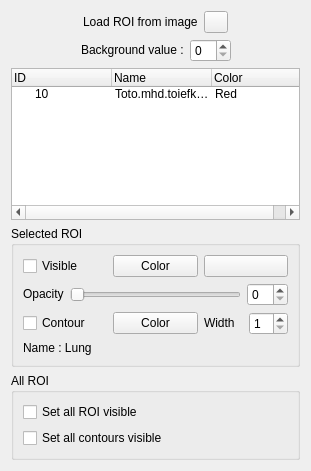
The window that vv/qt_ui/vvToolStructureSetManager.ui (open-vv/vv) describes before a commit, drawn with Qt 5.
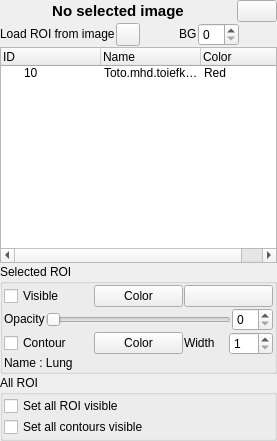
The same window after the commit. Icons and pictures are not drawn.

Commit message: ROI tool GUI

Diff of the .ui file:
```diff
--- a/vv/qt_ui/vvToolStructureSetManager.ui
+++ b/vv/qt_ui/vvToolStructureSetManager.ui
@@ -6,12 +6,12 @@
    <rect>
     <x>0</x>
     <y>0</y>
-    <width>311</width>
-    <height>471</height>
+    <width>277</width>
+    <height>441</height>
    </rect>
   </property>
   <property name="sizePolicy">
-   <sizepolicy hsizetype="MinimumExpanding" vsizetype="Preferred">
+   <sizepolicy hsizetype="Preferred" vsizetype="Preferred">
     <horstretch>0</horstretch>
     <verstretch>0</verstretch>
    </sizepolicy>
@@ -25,11 +25,48 @@
   <property name="windowTitle">
    <string>Form</string>
   </property>
-  <layout class="QVBoxLayout" name="verticalLayout_5">
-   <item>
     <layout class="QVBoxLayout" name="verticalLayout_3">
+   <property name="spacing">
+    <number>1</number>
+   </property>
+   <property name="margin">
+    <number>0</number>
+   </property>
      <item>
-      <layout class="QHBoxLayout" name="horizontalLayout_3">
+    <layout class="QHBoxLayout" name="horizontalLayout_2">
+     <item>
+      <spacer name="horizontalSpacer">
+       <property name="orientation">
+        <enum>Qt::Horizontal</enum>
+       </property>
+       <property name="sizeHint" stdset="0">
+        <size>
+         <width>40</width>
+         <height>20</height>
+        </size>
+       </property>
+      </spacer>
+     </item>
+     <item>
+      <widget class="QLabel" name="mLabelInputInfo">
+       <property name="font">
+        <font>
+         <pointsize>11</pointsize>
+         <weight>75</weight>
+         <bold>true</bold>
+        </font>
+       </property>
+       <property name="frameShape">
+        <enum>QFrame::NoFrame</enum>
+       </property>
+       <property name="text">
+        <string>No selected image</string>
+       </property>
+       <property name="alignment">
+        <set>Qt::AlignCenter</set>
+       </property>
+      </widget>
+     </item>
        <item>
         <spacer name="horizontalSpacer_3">
          <property name="orientation">
@@ -44,6 +81,27 @@
         </spacer>
        </item>
        <item>
+      <widget class="QPushButton" name="mCloseButton">
+       <property name="toolTip">
+        <string/>
+       </property>
+       <property name="autoFillBackground">
+        <bool>false</bool>
+       </property>
+       <property name="text">
+        <string/>
+       </property>
+       <property name="icon">
+        <iconset resource="../vvIcons.qrc">
+         <normaloff>:/common/icons/exit.png</normaloff>:/common/icons/exit.png</iconset>
+       </property>
+      </widget>
+     </item>
+    </layout>
+   </item>
+   <item>
+    <layout class="QHBoxLayout" name="horizontalLayout">
+     <item>
         <widget class="QLabel" name="vectorFieldNameLabel_4">
          <property name="sizePolicy">
           <sizepolicy hsizetype="Preferred" vsizetype="Fixed">
@@ -83,25 +141,6 @@
         </widget>
        </item>
        <item>
-        <spacer name="horizontalSpacer_2">
-         <property name="orientation">
-          <enum>Qt::Horizontal</enum>
-         </property>
-         <property name="sizeHint" stdset="0">
-          <size>
-           <width>40</width>
-           <height>20</height>
-          </size>
-         </property>
-        </spacer>
-       </item>
-      </layout>
-     </item>
-    </layout>
-   </item>
-   <item>
-    <layout class="QHBoxLayout" name="horizontalLayout_2">
-     <item>
       <spacer name="horizontalSpacer_4">
        <property name="orientation">
         <enum>Qt::Horizontal</enum>
@@ -123,7 +162,7 @@
         </sizepolicy>
        </property>
        <property name="text">
-        <string>Background value :</string>
+        <string>BG</string>
        </property>
       </widget>
      </item>
@@ -131,7 +170,7 @@
       <widget class="QSpinBox" name="mBackgroundValueSpinBox"/>
      </item>
      <item>
-      <spacer name="horizontalSpacer">
+      <spacer name="horizontalSpacer_2">
        <property name="orientation">
         <enum>Qt::Horizontal</enum>
        </property>
@@ -147,6 +186,12 @@
    </item>
    <item>
     <widget class="QTreeWidget" name="mTree">
+     <property name="sizePolicy">
+      <sizepolicy hsizetype="Expanding" vsizetype="Preferred">
+       <horstretch>0</horstretch>
+       <verstretch>0</verstretch>
+      </sizepolicy>
+     </property>
      <property name="alternatingRowColors">
       <bool>false</bool>
      </property>
@@ -192,10 +237,22 @@
    </item>
    <item>
     <widget class="QGroupBox" name="mGroupBoxROI">
+     <property name="sizePolicy">
+      <sizepolicy hsizetype="Preferred" vsizetype="Fixed">
+       <horstretch>0</horstretch>
+       <verstretch>0</verstretch>
+      </sizepolicy>
+     </property>
      <property name="title">
       <string>Selected ROI</string>
      </property>
      <layout class="QVBoxLayout" name="verticalLayout">
+      <property name="spacing">
+       <number>1</number>
+      </property>
+      <property name="margin">
+       <number>1</number>
+      </property>
       <item>
        <layout class="QHBoxLayout" name="horizontalLayout_8">
         <item>
@@ -339,10 +396,22 @@
    </item>
    <item>
     <widget class="QGroupBox" name="groupBox">
+     <property name="sizePolicy">
+      <sizepolicy hsizetype="Preferred" vsizetype="Fixed">
+       <horstretch>0</horstretch>
+       <verstretch>0</verstretch>
+      </sizepolicy>
+     </property>
      <property name="title">
       <string>All ROI</string>
      </property>
      <layout class="QVBoxLayout" name="verticalLayout_2">
+      <property name="spacing">
+       <number>1</number>
+      </property>
+      <property name="margin">
+       <number>1</number>
+      </property>
       <item>
        <layout class="QVBoxLayout" name="verticalLayout_4">
         <item>
```
Lines whose indentation alone changed are shown as unchanged. The commit also changes 1 other file.
